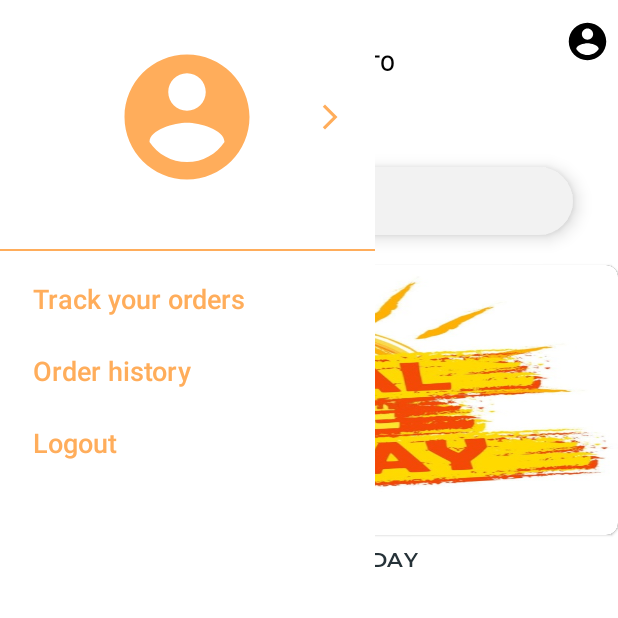
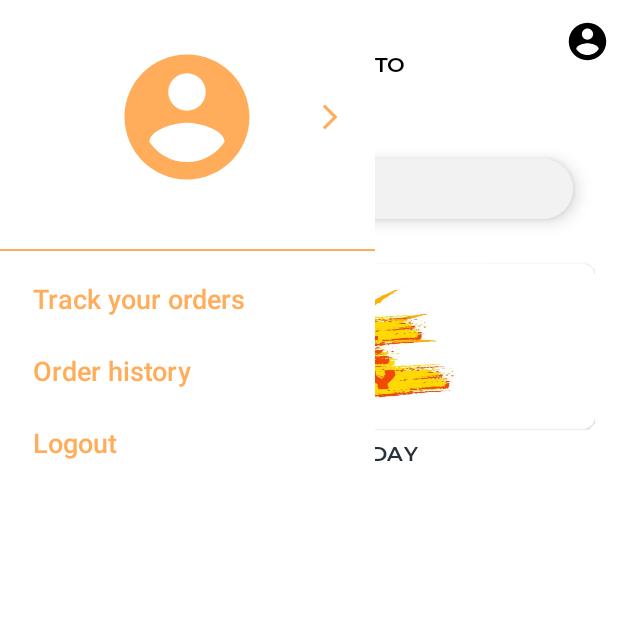
Before and after one commit to UzairAhmed7623/FoodBox, an Android app: the MainActivity screen opened directly, with no data from a screen before it, on a phone screen of 412 x 824 dp, the top half of it. Run offline under Robolectric (Android 15) with nearby library versions, the light colour scheme and no system bars; our stand-ins replace CircleImageView, Firebase (no records; nobody signed in at launch, a user with empty details on screens opened directly); libraries missing offline, so code that uses them is left out: com.facebook, com.facebook.login, com.infideap.drawerbehavior, com.mlsdev.animatedrv, com.podcopic.animationlib and 3 more; plain views replace AdvanceDrawerLayout; pictures from the network do not load; 11 statements that could not run were skipped.

Commit message:
commit 11!

```diff
--- a/app/src/main/java/com/inkhornsolutions/foodbox/MainActivity.java
+++ b/app/src/main/java/com/inkhornsolutions/foodbox/MainActivity.java
@@ -271,6 +271,8 @@ public class MainActivity extends AppCompatActivity implements NavigationView.On
     }
 
     private void getAllRestaurantNames() {
+        if (Common.res.size() <= 0) {
+
             firebaseFirestore.collection("Restaurants").addSnapshotListener(new EventListener<QuerySnapshot>() {
                 @Override
                 public void onEvent(@Nullable QuerySnapshot value, @Nullable FirebaseFirestoreException error) {
@@ -285,6 +287,7 @@ public class MainActivity extends AppCompatActivity implements NavigationView.On
                     }
                 }
             });
+        }
     }
 
     private void dealOfTheDay() {
@@ -323,6 +326,8 @@ public class MainActivity extends AppCompatActivity implements NavigationView.On
     }
 
     private void loadAllIds() {
+        if (Common.id.size() <= 0) {
+
             firebaseFirestore.collection("Users").addSnapshotListener(new EventListener<QuerySnapshot>() {
                 @Override
                 public void onEvent(@Nullable QuerySnapshot value, @Nullable FirebaseFirestoreException error) {
@@ -337,6 +342,7 @@ public class MainActivity extends AppCompatActivity implements NavigationView.On
                     }
                 }
             });
+        }
     }
 
     private void loadData() {
--- a/app/src/main/res/drawable/search_icon.xml
+++ b/app/src/main/res/drawable/search_icon.xml
@@ -1,7 +1,7 @@
-<vector android:height="20dp"
+<vector android:height="17dp"
     android:viewportHeight="20"
     android:viewportWidth="20"
-    android:width="20dp"
+    android:width="17dp"
     xmlns:android="http://schemas.android.com/apk/res/android">
 
     <path android:fillColor="#00000000"
--- a/app/src/main/res/layout/activity_main.xml
+++ b/app/src/main/res/layout/activity_main.xml
@@ -11,13 +11,6 @@
     app:edMenuBackground="@color/white"
     app:edPosition="1"
     tools:context=".MainActivity">
-
-    <androidx.swiperefreshlayout.widget.SwipeRefreshLayout
-
-        android:id="@+id/pull_to_refresh"
-        android:layout_width="match_parent"
-        android:layout_height="match_parent"
-        android:layout_below="@+id/tvItemSearch">
 
     <RelativeLayout
         android:id="@+id/layout"
@@ -44,7 +37,7 @@
                     android:layout_height="wrap_content"
                     android:layout_gravity="center_horizontal"
                     android:layout_marginTop="30dp"
-                    android:fontFamily="@font/sf_pro_rounded_regular"
+                    android:fontFamily="@font/montserrat_semi_bold"
                     android:includeFontPadding="false"
                     android:text="Delivering to"
                     android:textAllCaps="true"
@@ -64,8 +57,8 @@
 
             <ImageView
                 android:id="@+id/place"
-                android:layout_width="45dp"
-                android:layout_height="45dp"
+                android:layout_width="40dp"
+                android:layout_height="40dp"
                 android:layout_centerVertical="true"
                 android:padding="10dp"
                 android:src="@drawable/location"
@@ -78,7 +71,7 @@
                 android:layout_centerVertical="true"
                 android:layout_gravity="start"
                 android:layout_toEndOf="@+id/place"
-                android:fontFamily="@font/sf_pro_rounded_regular"
+                android:fontFamily="@font/montserrat_semi_bold"
                 android:includeFontPadding="false"
                 android:letterSpacing="0.05"
                 android:padding="10dp"
@@ -86,7 +79,7 @@
                 android:textAllCaps="true"
                 android:textColor="@color/black"
                 android:textFontWeight="600"
-                android:textSize="14sp"
+                android:textSize="12sp"
                 android:textStyle="bold" />
 
         </RelativeLayout>
@@ -94,7 +87,7 @@
         <TextView
             android:id="@+id/tvItemSearch"
             android:layout_width="match_parent"
-            android:layout_height="45dp"
+            android:layout_height="40dp"
             android:layout_below="@+id/layout1"
             android:layout_centerHorizontal="true"
             android:layout_marginStart="30dp"
@@ -112,8 +105,6 @@
             android:transitionName="search"
             app:drawableStartCompat="@drawable/search_icon" />
 
-
-
         <androidx.coordinatorlayout.widget.CoordinatorLayout
             android:id="@+id/coordinator_layout"
             android:layout_width="match_parent"
@@ -123,15 +114,18 @@
             <com.google.android.material.appbar.AppBarLayout
                 android:id="@+id/app_bar"
                 android:layout_width="match_parent"
-                android:layout_height="220dp"
+                android:layout_height="160dp"
                 android:fitsSystemWindows="true">
 
                 <com.google.android.material.appbar.CollapsingToolbarLayout
                     android:layout_width="match_parent"
                     android:layout_height="match_parent"
+                    android:background="@color/white"
                     android:fitsSystemWindows="true"
                     app:contentScrim="@color/white"
-                    android:background="@color/white"
+                    android:paddingStart="15dp"
+                    android:paddingTop="10dp"
+                    android:paddingEnd="15dp"
                     app:layout_scrollFlags="scroll|snap|exitUntilCollapsed">
 
                     <!--                    <RelativeLayout-->
@@ -146,13 +140,14 @@
                         android:layout_width="match_parent"
                         android:layout_height="wrap_content"
                         android:background="@color/white"
-                            android:orientation="vertical">
+                        android:orientation="vertical"
+                        >
 
                         <com.google.android.material.card.MaterialCardView
                             android:id="@+id/cardViewDealOfTheDay"
                             style="@style/Widget.MaterialComponents.Button"
                             android:layout_width="match_parent"
-                                android:layout_height="220dp"
+                            android:layout_height="150dp"
                             android:background="@drawable/ripple"
                             app:cardCornerRadius="0dp"
                             app:cardElevation="5dp">
@@ -172,6 +167,7 @@
                                     android:layout_gravity="start"
                                     android:layout_marginStart="2dp"
                                     android:fontFamily="@font/montserra_regular_bold"
+                                    android:gravity="center_horizontal"
                                     android:includeFontPadding="false"
                                     android:letterSpacing="0.05"
                                     android:text="Deal of the day"
@@ -179,8 +175,7 @@
                                     android:textColor="@color/grey_90"
                                     android:textFontWeight="600"
                                     android:textSize="14sp"
-                                        android:textStyle="bold"
-                                        android:gravity="center_horizontal"/>
+                                    android:textStyle="bold" />
 
                             </LinearLayout>
 
@@ -191,16 +186,17 @@
                     <com.google.android.material.card.MaterialCardView
 
                         android:layout_width="match_parent"
-                            android:layout_height="180dp"
+                        android:layout_height="110dp"
                         android:layout_marginTop="10dp"
                         android:padding="10dp"
-                            app:cardBackgroundColor="@color/black"
+                        app:cardBackgroundColor="@color/white"
                         app:cardCornerRadius="8dp">
 
                         <ImageView
                             android:id="@+id/ivDealOfDay"
-                                android:layout_width="match_parent"
+                            android:layout_width="200dp"
                             android:layout_height="match_parent"
+                            android:layout_gravity="center_horizontal"
                             android:adjustViewBounds="true"
                             android:scaleType="fitXY"
                             android:src="@drawable/deal_of_the_day" />
@@ -279,8 +275,9 @@
 
             </com.google.android.material.appbar.AppBarLayout>
 
-            <androidx.core.widget.NestedScrollView
-                android:id="@+id/nested_scroll"
+            <androidx.swiperefreshlayout.widget.SwipeRefreshLayout
+
+                android:id="@+id/pull_to_refresh"
                 android:layout_width="match_parent"
                 android:layout_height="match_parent"
                 app:layout_behavior="@string/appbar_scrolling_view_behavior">
@@ -291,14 +288,11 @@
                     android:layout_height="match_parent"
                     android:scrollbars="vertical" />
 
-            </androidx.core.widget.NestedScrollView>
+            </androidx.swiperefreshlayout.widget.SwipeRefreshLayout>
 
         </androidx.coordinatorlayout.widget.CoordinatorLayout>
 
-
     </RelativeLayout>
-
-    </androidx.swiperefreshlayout.widget.SwipeRefreshLayout>
 
     <com.google.android.material.navigation.NavigationView
         android:id="@+id/nav_view"
```
Also changed, not shown: app/src/main/java/com/inkhornsolutions/foodbox/RestaurantItems.java (+39 -5 lines), app/src/main/java/com/inkhornsolutions/foodbox/ShowItemDetails.java (+11 -0 lines), app/src/main/java/com/inkhornsolutions/foodbox/adapters/DODProductsAdapter.java (+43 -5 lines), app/src/main/java/com/inkhornsolutions/foodbox/models/ItemsModelClass.java (+13 -2 lines). Lines whose indentation alone changed are shown as unchanged.
